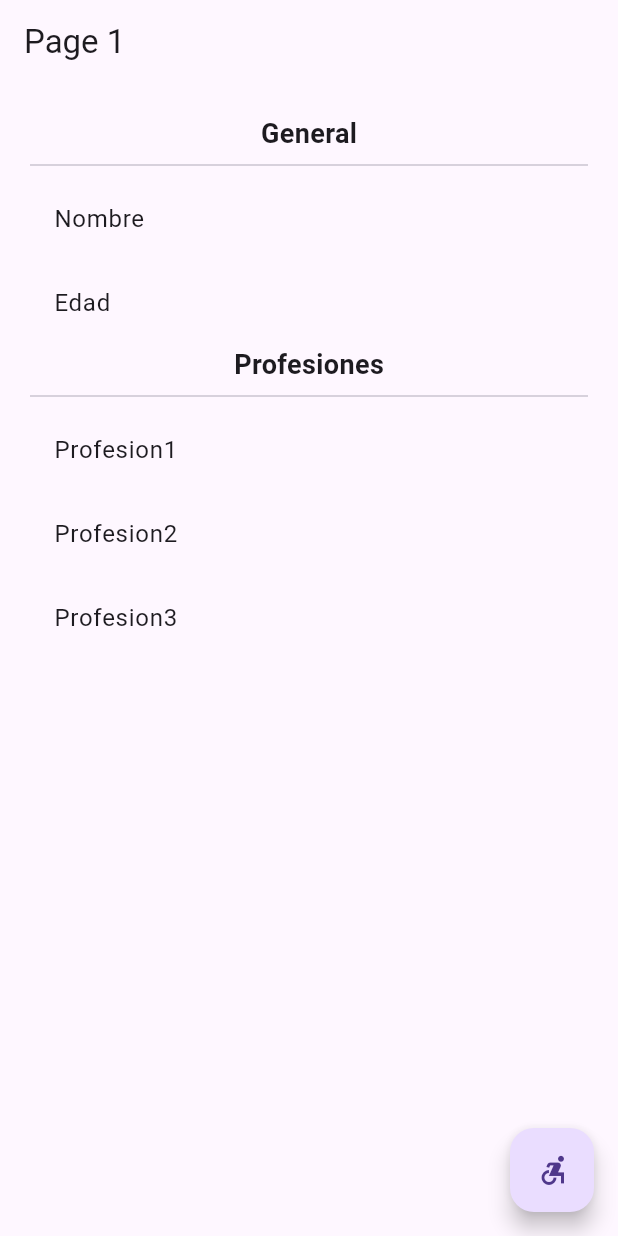
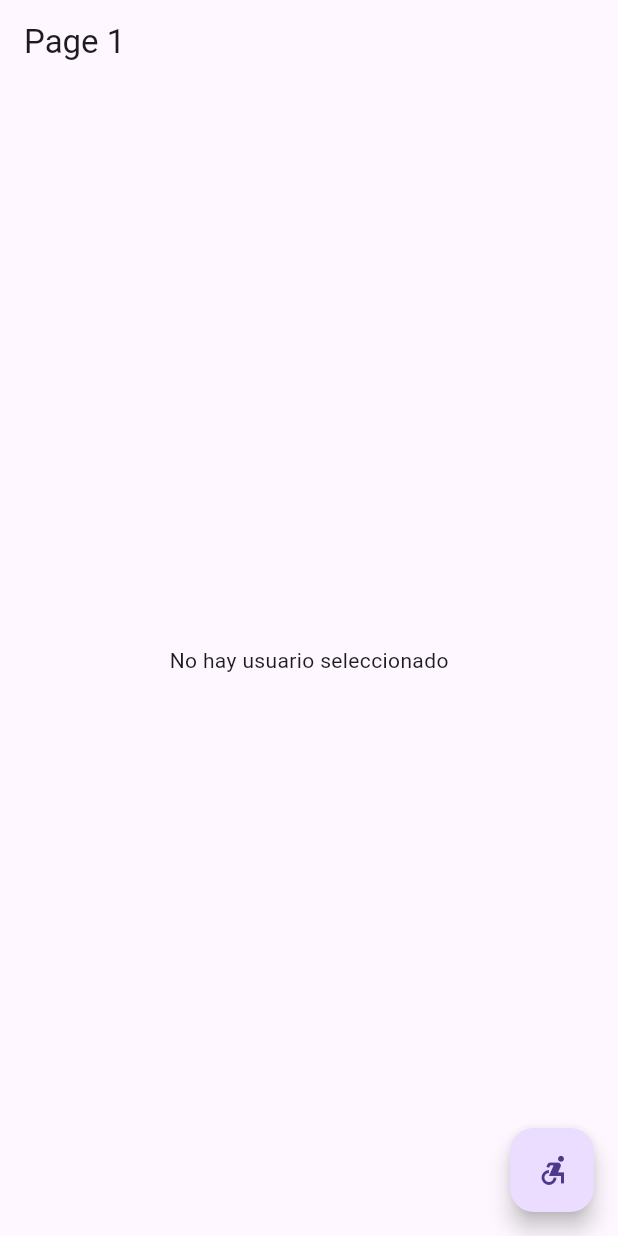
Before and after one commit to JulianOjea/flutter_states, a Flutter app: the screen it shows after launch, on a phone screen of 412 x 824 dp. Run offline on Flutter 3.47's test engine with Material 3 defaults, Android fonts, the phone set to English and light mode, and no system bars; our stand-ins replace get.

```diff
--- /dev/null
+++ b/lib/controllers/user_controller.dart
@@ -0,0 +1,26 @@
+import 'package:flutter_states/models/user.dart';
+import 'package:get/get.dart';
+
+class UserController extends GetxController {
+  var exitsUser = false.obs;
+  var user = User().obs;
+
+  void loadUser(User user) {
+    exitsUser.value = true;
+    this.user.value = user;
+  }
+
+  void changeAge(int age) {
+    this.user.update((val) {
+      val!.age = age;
+    });
+  }
+
+  void addProfession(String profession) {
+    this.user.update((val) {
+      val!.professions = [...val.professions, profession];
+    });
+  }
+
+  int get professionCount => user.value.professions.length;
+}
--- a/lib/main.dart
+++ b/lib/main.dart
@@ -1,6 +1,7 @@
 import 'package:flutter/material.dart';
 import 'package:flutter_states/pages/page1_page.dart';
 import 'package:flutter_states/pages/page2_page.dart';
+import 'package:get/route_manager.dart';
 
 void main() => runApp(const MyApp());
 
@@ -9,14 +10,18 @@ class MyApp extends StatelessWidget {
 
   @override
   Widget build(BuildContext context) {
-    return MaterialApp(
+    return GetMaterialApp(
       debugShowCheckedModeBanner: false,
       title: 'Material App',
-      initialRoute: 'page1',
-      routes: {
-        'page1': (_) => Page1Page(),
-        'page2': (_) => Page2Page(),
-      },
+      initialRoute: '/page1',
+      // routes: {
+      //   'page1': (_) => Page1Page(),
+      //   'page2': (_) => Page2Page(),
+      // },
+      getPages: [
+        GetPage(name: '/page1', page: () => const Page1Page()),
+        GetPage(name: '/page2', page: () => const Page2Page())
+      ],
     );
   }
 }
--- a/lib/models/user.dart
+++ b/lib/models/user.dart
@@ -1,12 +1,12 @@
 // ignore_for_file: public_member_api_docs, sort_constructors_first
 class User {
-  String name;
-  int age;
+  String? name;
+  int? age;
   List<String> professions;
 
   User({
-    required this.name,
-    required this.age,
-    required this.professions,
+    this.name,
+    this.age,
+    this.professions = const [],
   });
 }
--- a/lib/pages/page1_page.dart
+++ b/lib/pages/page1_page.dart
@@ -1,29 +1,58 @@
+// ignore_for_file: public_member_api_docs, sort_constructors_first
 import 'package:flutter/material.dart';
+import 'package:get/get.dart';
+
+import 'package:flutter_states/controllers/user_controller.dart';
+import 'package:flutter_states/models/user.dart';
 
 class Page1Page extends StatelessWidget {
   const Page1Page({super.key});
 
   @override
   Widget build(BuildContext context) {
+    final userCtrl = Get.put(UserController());
+
     return Scaffold(
-      appBar: AppBar(
-        title: const Text('Page 1'),
-      ),
-      body: const UserData(),
-      floatingActionButton: FloatingActionButton(
-        child: const Icon(Icons.accessible_forward_sharp),
-        onPressed: () {
-          Navigator.pushNamed(context, 'page2');
-        },
+        appBar: AppBar(
+          title: const Text('Page 1'),
+        ),
+        body: Obx(() => userCtrl.exitsUser.value
+            ? UserData(
+                user: userCtrl.user.value,
+              )
+            : NoInfo()),
+        floatingActionButton: FloatingActionButton(
+          child: const Icon(Icons.accessible_forward_sharp),
+          // onPressed: () {
+          //   Navigator.pushNamed(context, 'page2');
+          // },
+          // onPressed: () =>
+          //     Get.toNamed('/page2', arguments: {'name': 'Adam', 'age': 30}),
+          onPressed: () =>
+              Get.toNamed('/page2', arguments: {'name': 'Adam', 'age': 30}),
+        ));
+  }
+}
+
+class NoInfo extends StatelessWidget {
+  const NoInfo({super.key});
+
+  @override
+  Widget build(BuildContext context) {
+    return Container(
+      child: const Center(
+        child: Text('No hay usuario seleccionado'),
       ),
     );
   }
 }
 
 class UserData extends StatelessWidget {
+  final User user;
   const UserData({
-    super.key,
-  });
+    Key? key,
+    required this.user,
+  }) : super(key: key);
 
   @override
   Widget build(BuildContext context) {
@@ -32,23 +61,23 @@ class UserData extends StatelessWidget {
           .infinity, // el infinity es para que coja todo el tamaño que pueda
       width: double.infinity,
       padding: const EdgeInsets.all(20.0),
-      child: const Column(
+      child: Column(
         children: [
-          Text(
+          const Text(
             'General',
             style: TextStyle(fontSize: 18, fontWeight: FontWeight.bold),
           ),
-          Divider(),
-          ListTile(title: Text('Nombre')),
-          ListTile(title: Text('Edad')),
-          Text(
+          const Divider(),
+          ListTile(title: Text('Nombre: ${user.name}')),
+          ListTile(title: Text('Edad: ${user.age}')),
+          const Text(
             'Profesiones',
             style: TextStyle(fontSize: 18, fontWeight: FontWeight.bold),
           ),
-          Divider(),
-          ListTile(title: Text('Profesion1')),
-          ListTile(title: Text('Profesion2')),
-          ListTile(title: Text('Profesion3')),
+          const Divider(),
+          ...user.professions.map((e) => ListTile(
+                title: Text(e),
+              ))
         ],
       ),
     );
--- a/pubspec.yaml
+++ b/pubspec.yaml
@@ -9,6 +9,7 @@ environment:
 dependencies:
   flutter:
     sdk: flutter
+  get: ^4.6.6
 
 dev_dependencies:
   flutter_test:
```
Also changed, not shown: lib/pages/page2_page.dart (+30 -3 lines), pubspec.lock.
